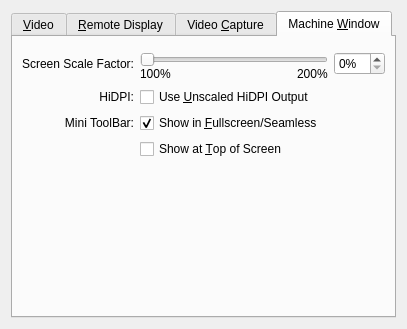
jljuxgm/vboxgit, file vbox/src/VBox/Frontends/VirtualBox/src/settings/machine/UIMachineSettingsDisplay.ui: the form before one commit.
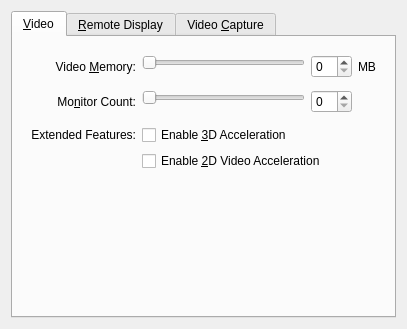
The form after the commit. The open tabs and pages were chosen to show the change. Custom widgets are drawn as their Qt base class.

```diff
--- a/vbox/src/VBox/Frontends/VirtualBox/src/settings/machine/UIMachineSettingsDisplay.ui
+++ b/vbox/src/VBox/Frontends/VirtualBox/src/settings/machine/UIMachineSettingsDisplay.ui
@@ -644,178 +644,6 @@
        </item>
       </layout>
      </widget>
-     <widget class="QWidget" name="m_pTabMachineWindow">
-      <attribute name="title">
-       <string>Machine &amp;Window</string>
-      </attribute>
-      <layout class="QGridLayout" name="m_pLayoutTabMachineWindow">
-       <item row="0" column="0" colspan="3">
-        <widget class="UIMenuBarEditorWidget" name="m_pMenuBarEditor">
-         <property name="whatsThis">
-          <string>Allows to modify VM menu-bar contents.</string>
-         </property>
-        </widget>
-       </item>
-       <item row="1" column="0">
-        <widget class="QLabel" name="m_pLabelGuestScreenScale">
-         <property name="text">
-          <string>Screen Scale Factor:</string>
-         </property>
-         <property name="alignment">
-          <set>Qt::AlignRight|Qt::AlignTrailing|Qt::AlignVCenter</set>
-         </property>
-        </widget>
-       </item>
-       <item row="1" column="1" rowspan="2">
-        <layout class="QGridLayout" name="m_pLayoutGuestScreenScaleSlider">
-         <property name="spacing">
-          <number>0</number>
-         </property>
-         <item row="0" column="0" colspan="3">
-          <widget class="QIAdvancedSlider" name="m_pSliderGuestScreenScale">
-           <property name="whatsThis">
-            <string>This setting determines the guest screen scale factor.</string>
-           </property>
-           <property name="orientation">
-            <enum>Qt::Horizontal</enum>
-           </property>
-          </widget>
-         </item>
-         <item row="1" column="0">
-          <widget class="QLabel" name="m_pLabelGuestScreenScaleMin">
-           <property name="text">
-            <string>100%</string>
-           </property>
-          </widget>
-         </item>
-         <item row="1" column="1">
-          <spacer name="m_pSpacerGuestScreenScale">
-           <property name="orientation">
-            <enum>Qt::Horizontal</enum>
-           </property>
-           <property name="sizeHint" stdset="0">
-            <size>
-             <width>0</width>
-             <height>0</height>
-            </size>
-           </property>
-          </spacer>
-         </item>
-         <item row="1" column="2">
-          <widget class="QLabel" name="m_pLabelGuestScreenScaleMax">
-           <property name="text">
-            <string>200%</string>
-           </property>
-          </widget>
-         </item>
-        </layout>
-       </item>
-       <item row="1" column="2">
-        <widget class="QSpinBox" name="m_pEditorGuestScreenScale">
-         <property name="whatsThis">
-          <string>This setting determines the guest screen scale factor.</string>
-         </property>
-         <property name="suffix">
-          <string>%</string>
-         </property>
-        </widget>
-       </item>
-       <item row="3" column="0">
-        <widget class="QLabel" name="m_pLabelHiDPI">
-         <property name="text">
-          <string>HiDPI:</string>
-         </property>
-         <property name="alignment">
-          <set>Qt::AlignRight|Qt::AlignTrailing|Qt::AlignVCenter</set>
-         </property>
-        </widget>
-       </item>
-       <item row="3" column="1" colspan="2">
-        <widget class="QCheckBox" name="m_pCheckBoxUnscaledHiDPIOutput">
-         <property name="sizePolicy">
-          <sizepolicy vsizetype="Fixed" hsizetype="MinimumExpanding">
-           <horstretch>0</horstretch>
-           <verstretch>0</verstretch>
-          </sizepolicy>
-         </property>
-         <property name="whatsThis">
-          <string>If checked, guest screen contents will not be scaled up to compensate for high host screen resolutions.</string>
-         </property>
-         <property name="text">
-          <string>Use &amp;Unscaled HiDPI Output</string>
-         </property>
-        </widget>
-       </item>
-       <item row="4" column="0">
-        <widget class="QLabel" name="m_pLabelMiniToolBar">
-         <property name="text">
-          <string>Mini ToolBar:</string>
-         </property>
-         <property name="alignment">
-          <set>Qt::AlignRight|Qt::AlignTrailing|Qt::AlignVCenter</set>
-         </property>
-        </widget>
-       </item>
-       <item row="4" column="1" colspan="2">
-        <widget class="QCheckBox" name="m_pCheckBoxShowMiniToolBar">
-         <property name="sizePolicy">
-          <sizepolicy vsizetype="Fixed" hsizetype="MinimumExpanding">
-           <horstretch>0</horstretch>
-           <verstretch>0</verstretch>
-          </sizepolicy>
-         </property>
-         <property name="whatsThis">
-          <string>If checked, show the Mini ToolBar in Fullscreen and Seamless modes.</string>
-         </property>
-         <property name="text">
-          <string>Show in &amp;Fullscreen/Seamless</string>
-         </property>
-         <property name="checked">
-          <bool>true</bool>
-         </property>
-        </widget>
-       </item>
-       <item row="5" column="1" colspan="2">
-        <widget class="QCheckBox" name="m_pComboToolBarAlignment">
-         <property name="sizePolicy">
-          <sizepolicy vsizetype="Fixed" hsizetype="MinimumExpanding">
-           <horstretch>0</horstretch>
-           <verstretch>0</verstretch>
-          </sizepolicy>
-         </property>
-         <property name="whatsThis">
-          <string>If checked, show the Mini ToolBar at the top of the screen, rather than in its default position at the bottom of the screen.</string>
-         </property>
-         <property name="text">
-          <string>Show at &amp;Top of Screen</string>
-         </property>
-         <property name="checked">
-          <bool>false</bool>
-         </property>
-        </widget>
-       </item>
-       <item row="6" column="0" colspan="3">
-        <spacer name="m_pSpacer">
-         <property name="orientation">
-          <enum>Qt::Vertical</enum>
-         </property>
-         <property name="sizeHint" stdset="0">
-          <size>
-           <width>0</width>
-           <height>0</height>
-          </size>
-         </property>
-        </spacer>
-       </item>
-       <item row="7" column="0" colspan="3">
-        <widget class="UIStatusBarEditorWidget" name="m_pStatusBarEditor">
-         <property name="whatsThis">
-          <string>Allows to modify VM status-bar contents.</string>
-         </property>
-        </widget>
-       </item>
-      </layout>
-     </widget>
     </widget>
    </item>
   </layout>
@@ -842,16 +670,6 @@
    <extends>QWidget</extends>
    <header>UIFilmContainer.h</header>
   </customwidget>
-  <customwidget>
-   <class>UIMenuBarEditorWidget</class>
-   <extends>QWidget</extends>
-   <header>UIMenuBarEditorWindow.h</header>
-  </customwidget>
-  <customwidget>
-   <class>UIStatusBarEditorWidget</class>
-   <extends>QWidget</extends>
-   <header>UIStatusBarEditorWindow.h</header>
-  </customwidget>
  </customwidgets>
  <resources/>
  <connections>
```
Left out of the diff: 16 changed lines with no effect on the pictures.
